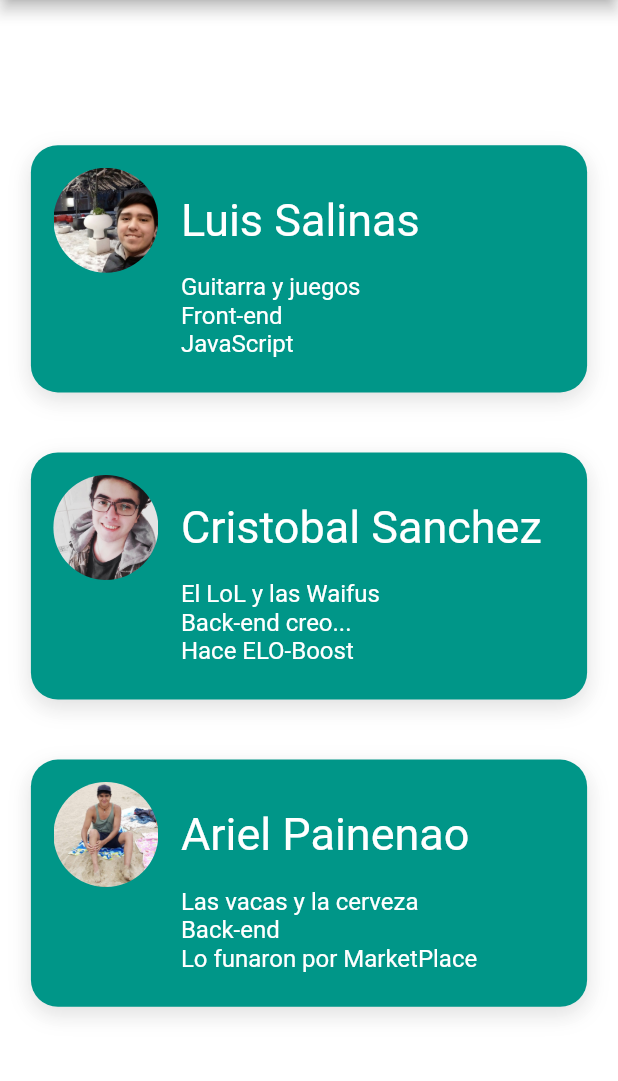
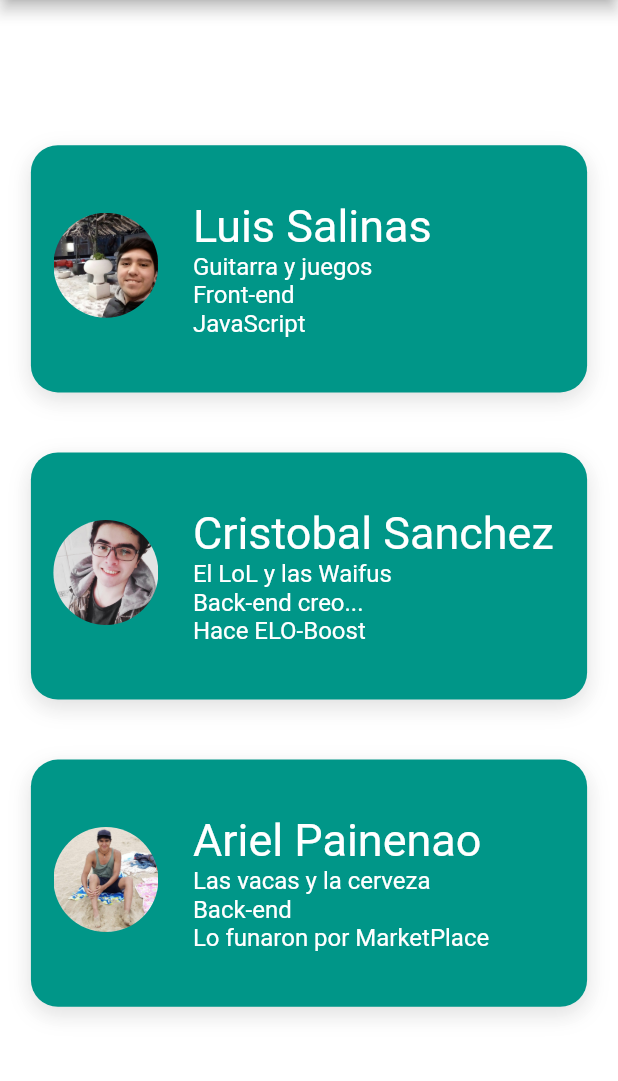
Before and after one commit to LuisSP97/app-sismos-cpyd, a Flutter app: the GroupPage screen opened by its route, on a phone screen of 412 x 824 dp, the part 84-1165 px from its top. Run offline on Flutter 3.47's test engine with Material 2 defaults, Android fonts, the phone set to English and light mode, and no system bars; our stand-ins replace google_maps_flutter, google_sign_in; network calls fail.

Commit message:
se modifican tarjetas de desarrolladores

```diff
--- a/lib/src/widgets/user_box.dart
+++ b/lib/src/widgets/user_box.dart
@@ -34,35 +34,34 @@ class UserBox extends StatelessWidget {
                 BoxShadow(
                     offset: Offset(0, 5), color: Colors.black12, blurRadius: 12)
               ]),
+          child: Row(
+            children: <Widget>[
+              Padding(
+                padding: const EdgeInsets.symmetric(horizontal: 15.0),
                 child: Column(
+                  children: [
+                    const SizedBox(height: 45,),
+                    ClipRRect(child: Image.asset(data[i].asset, height: 70, width: 70), borderRadius: BorderRadius.circular(100),),
+                  ],
+                ),
+              ),
+              Padding(
+                padding: const EdgeInsets.symmetric(horizontal: 8.0),
+                child: Column(
+                  mainAxisAlignment: MainAxisAlignment.center,
+                  crossAxisAlignment: CrossAxisAlignment.start,
                   children: <Widget>[
-              const SizedBox(height: 15,),
-              Row(
-                children: [
-                  const SizedBox(width: 15),
-                  ClipRRect(child: Image.asset(data[i].asset, height: 70, width: 70), borderRadius: BorderRadius.circular(100),),
-                  const SizedBox(width: 15),
                     Text(data[i].nombre,
                         style: const TextStyle(
                           color: Colors.white,
                           fontSize: 30,
                         )),
-                ],
-              ),
-              Row(
-                children: <Widget>[
-                  const SizedBox(width: 100),
-                  Column(
-                    crossAxisAlignment: CrossAxisAlignment.start,
-                    children: <Widget>[
                     Text(data[i].gustos, style: TextStyle(color: Colors.white, fontSize: 16),),
                     Text(data[i].preferencia, style: TextStyle(color: Colors.white, fontSize: 16)),
                     Text(data[i].lenguaje, style: TextStyle(color: Colors.white, fontSize: 16)),
 
                   ],
                 ),
-
-                ],
               ),
             ],
           ));
```
Lines whose indentation alone changed are shown as unchanged.
